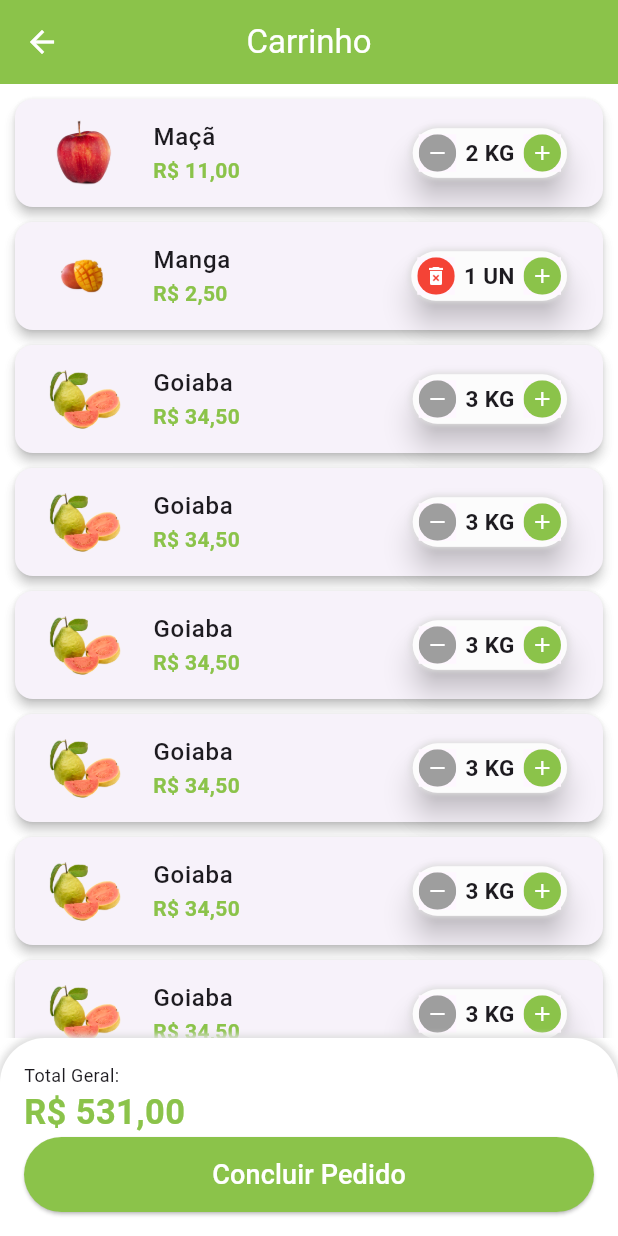
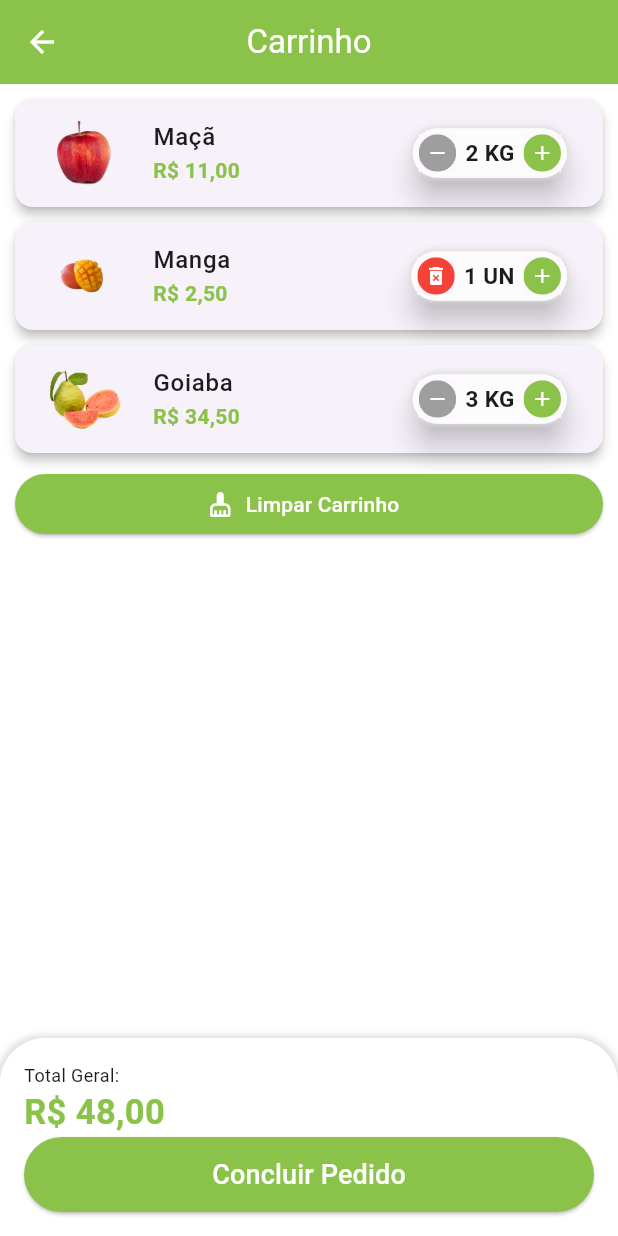
Before and after one commit to iraponan/greengrocer, a Flutter app: the CartTab screen opened directly, after a tap on the "remove" icon, after a tap on the "add" icon, on a phone screen of 412 x 824 dp. Run offline on Flutter 3.47's test engine with Material 3 defaults, Android fonts, the phone set to English and light mode, and no system bars; our stand-ins replace animated_text_kit, brasil_fields, fluttertoast, qr_flutter; missing offline and left inert: add_to_cart_animation, bottom_bar_matu.

Commit message:
Troca de ícone ao enviar o produto ao carrinho.

```diff
--- a/lib/src/data/items.dart
+++ b/lib/src/data/items.dart
@@ -80,18 +80,4 @@ List<CartItemModel> cartItems = [
   CartItemModel(item: apple, quantity: 2),
   CartItemModel(item: mango, quantity: 1),
   CartItemModel(item: guava, quantity: 3),
-  CartItemModel(item: guava, quantity: 3),
-  CartItemModel(item: guava, quantity: 3),
-  CartItemModel(item: guava, quantity: 3),
-  CartItemModel(item: guava, quantity: 3),
-  CartItemModel(item: guava, quantity: 3),
-  CartItemModel(item: guava, quantity: 3),
-  CartItemModel(item: guava, quantity: 3),
-  CartItemModel(item: guava, quantity: 3),
-  CartItemModel(item: guava, quantity: 3),
-  CartItemModel(item: guava, quantity: 3),
-  CartItemModel(item: guava, quantity: 3),
-  CartItemModel(item: guava, quantity: 3),
-  CartItemModel(item: guava, quantity: 3),
-  CartItemModel(item: guava, quantity: 3),
 ];
--- a/lib/src/helpers/utils/variables.dart
+++ b/lib/src/helpers/utils/variables.dart
@@ -9,4 +9,6 @@ mixin VariablesUtils {
   static int selectedPage = 0;
   static int cartQuantityItems = 0;
   static const double heightButton = 50;
+  static IconData tileIconDefault = Icons.add_shopping_cart_outlined;
+  static IconData tileIconCheckDefault = Icons.check;
 }
--- a/lib/src/screens/common_widgets/quantity_widget.dart
+++ b/lib/src/screens/common_widgets/quantity_widget.dart
@@ -2,7 +2,7 @@ import 'package:flutter/material.dart';
 import 'package:greengrocer/src/config/custom_colors.dart';
 import 'package:greengrocer/src/screens/common_widgets/components/quantity_button.dart';
 
-class QuantityWidget extends StatelessWidget {
+class QuantityWidget extends StatefulWidget {
   const QuantityWidget({
     super.key,
     required this.quantity,
@@ -16,6 +16,11 @@ class QuantityWidget extends StatelessWidget {
   final Function(int quantity) result;
   final bool isRemovable;
 
+  @override
+  State<QuantityWidget> createState() => _QuantityWidgetState();
+}
+
+class _QuantityWidgetState extends State<QuantityWidget> {
   @override
   Widget build(BuildContext context) {
     return Material(
@@ -38,22 +43,24 @@ class QuantityWidget extends StatelessWidget {
           mainAxisSize: MainAxisSize.min,
           children: [
             QuantityButton(
-              iconData: !isRemovable || quantity > 1
+              iconData: !widget.isRemovable || widget.quantity > 1
                   ? Icons.remove
                   : Icons.delete_forever,
-              color: !isRemovable || quantity > 1 ? Colors.grey : Colors.red,
+              color: !widget.isRemovable || widget.quantity > 1
+                  ? Colors.grey
+                  : Colors.red,
               onTap: () {
-                if (quantity == 1 && !isRemovable) {
+                if (widget.quantity == 1 && !widget.isRemovable) {
                   return;
                 }
-                int resultCount = quantity - 1;
-                result(resultCount);
+                int resultCount = widget.quantity - 1;
+                widget.result(resultCount);
               },
             ),
             Padding(
               padding: const EdgeInsets.symmetric(horizontal: 6),
               child: Text(
-                '$quantity $suffixText',
+                '${widget.quantity} ${widget.suffixText}',
                 style: const TextStyle(
                   fontSize: 15,
                   fontWeight: FontWeight.bold,
@@ -64,8 +71,8 @@ class QuantityWidget extends StatelessWidget {
               iconData: Icons.add,
               color: CustomColors.customSwathColor,
               onTap: () {
-                int resultCount = quantity + 1;
-                result(resultCount);
+                int resultCount = widget.quantity + 1;
+                widget.result(resultCount);
               },
             ),
           ],
--- a/lib/src/screens/home/home_tab.dart
+++ b/lib/src/screens/home/home_tab.dart
@@ -28,7 +28,7 @@ class _HomeTabState extends State<HomeTab> {
         surfaceTintColor: Colors.transparent,
         title: GestureDetector(
           onTap: () => MethodsUtils.showToast(
-              message: 'Esse é um App para um Mercardinho.'),
+              message: 'Esse é um App para um Mercadinho.'),
           child: Text.rich(
             TextSpan(
               style: const TextStyle(
```
Also changed, not shown: lib/src/screens/home/components/item_tile.dart (+26 -10 lines).
